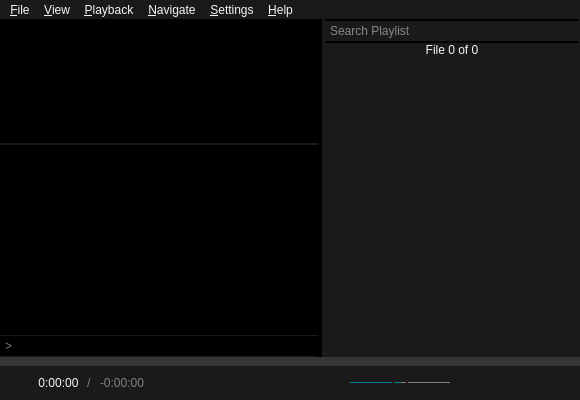
First picture: the form in src/ui/mainwindow.ui, repository u8sand/Baka-MPlayer, before the edit.
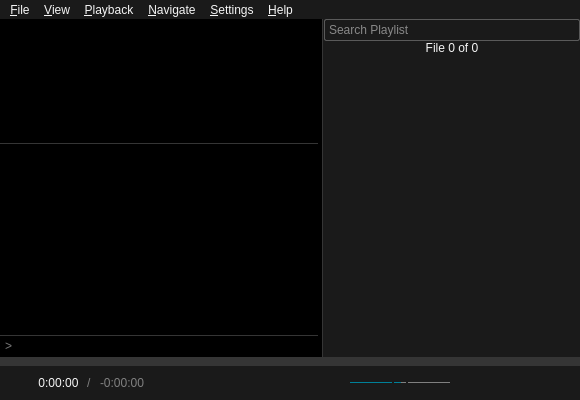
Second picture: the form after the edit. Icons and pictures are not drawn. Custom widgets are drawn as their Qt base class.

Commit message: mainwindow.ui: distinguish playlist area more clearly

```diff
--- a/src/ui/mainwindow.ui
+++ b/src/ui/mainwindow.ui
@@ -75,28 +75,31 @@
 
 #outputTextEdit {
 	font: 12px &quot;Courier New&quot;, monospace;
-	border-top: 2px solid #1A1A1A;
+	border-top: 1px solid #353535;
 }
 
 #inputLineEdit {
 	font: 12px &quot;Courier New&quot;,monospace;
 	padding: 2px;
-	border-style: solid;
-	border-width: 1px;
-	border-color: #1A1A1A black;
+	border-top: 1px solid #353535;
 }
 #inputLineEdit:focus {
 	border-color: #008098;
 }
 
+/* playlistLayoutWidget */
+
+#playlistLayoutWidget {
+	border-left: 1px solid #353535
+}
+
 /* searchBox */
 
 #searchBox {
 	font-size: 12px;
 	padding: 2px;
-	border-style: solid;
-	border-width: 2px;
-	border-color: black #1A1A1A;
+	border: 1px solid #5A5A5A;
+	border-radius: 2px;
 }
 #searchBox:focus {
 	border-color: #008098;
```
Left out of the diff: 2 changed lines with no effect on the pictures.
